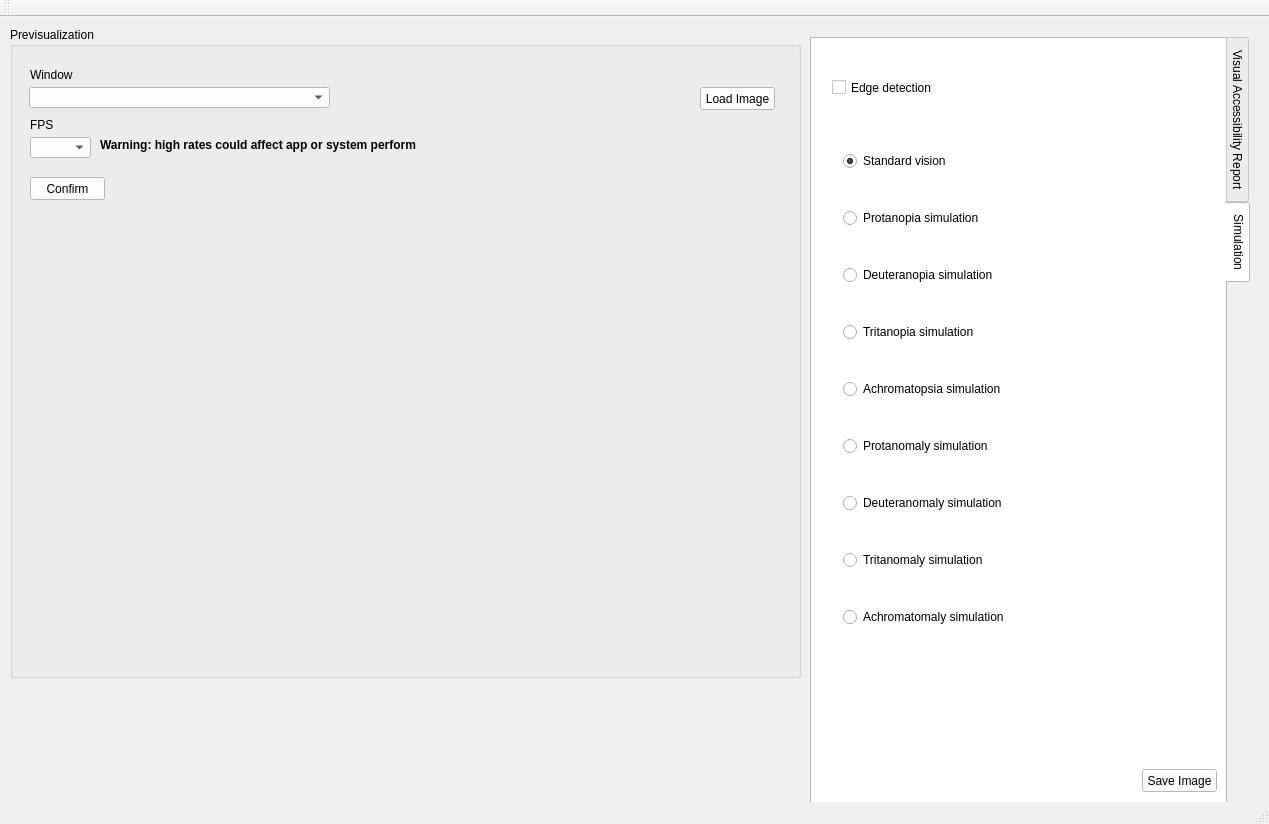
Old version of the form Vispurple__tfg_edition/resources/vispurple__tfg_edition.ui in the repository Pokoi/Qt_ScreenLiveTest.
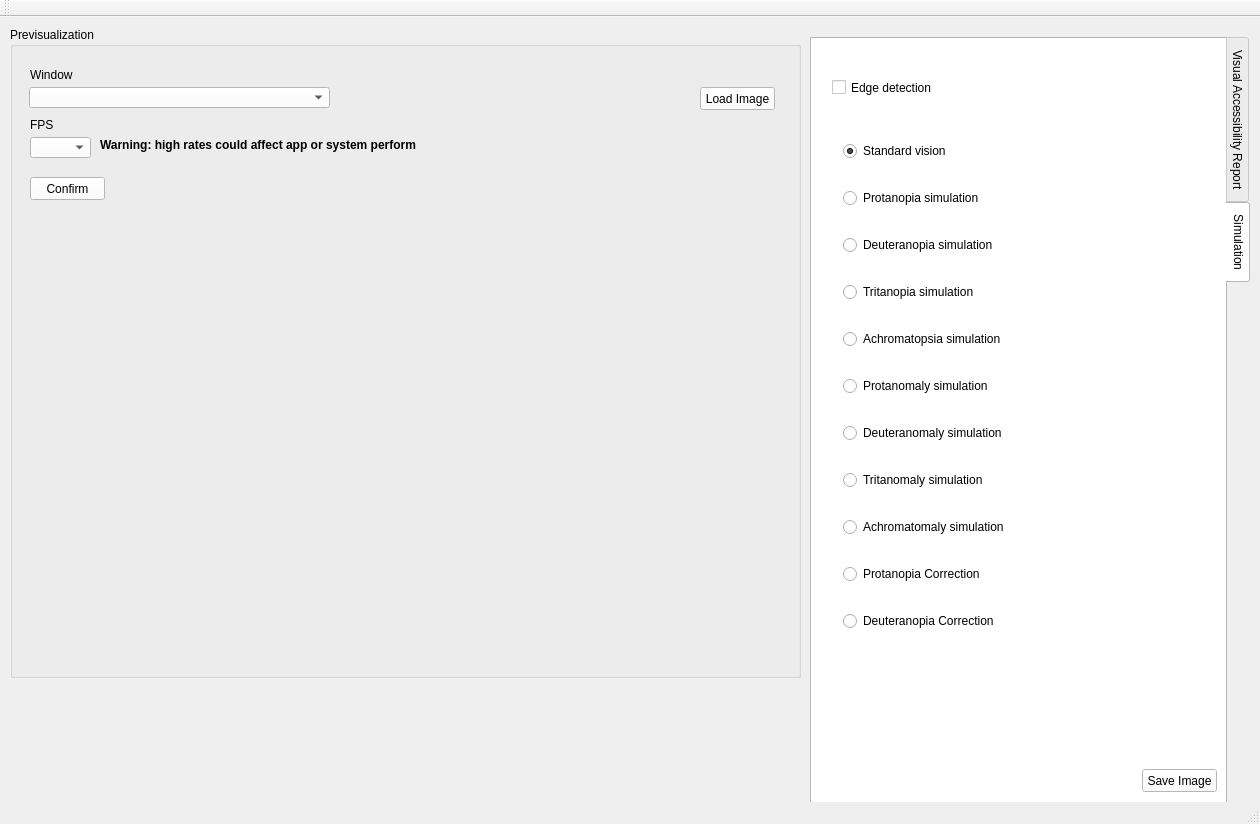
New version of the form. The open tabs and pages were chosen to show the change.

What changed in the file:
```diff
--- a/Vispurple__tfg_edition/resources/vispurple__tfg_edition.ui
+++ b/Vispurple__tfg_edition/resources/vispurple__tfg_edition.ui
@@ -6,7 +6,7 @@
    <rect>
     <x>0</x>
     <y>0</y>
-    <width>1269</width>
+    <width>1260</width>
     <height>824</height>
    </rect>
   </property>
@@ -5707,6 +5707,20 @@
          </property>
         </widget>
        </item>
+       <item>
+        <widget class="QRadioButton" name="protanopiaCorrection">
+         <property name="text">
+          <string>Protanopia Correction</string>
+         </property>
+        </widget>
+       </item>
+       <item>
+        <widget class="QRadioButton" name="deuteranopiaCorrection">
+         <property name="text">
+          <string>Deuteranopia Correction</string>
+         </property>
+        </widget>
+       </item>
       </layout>
      </widget>
      <widget class="QCheckBox" name="edgeDetectionCheck">
```
Left out of the diff: 32 changed lines with no effect on the pictures.
